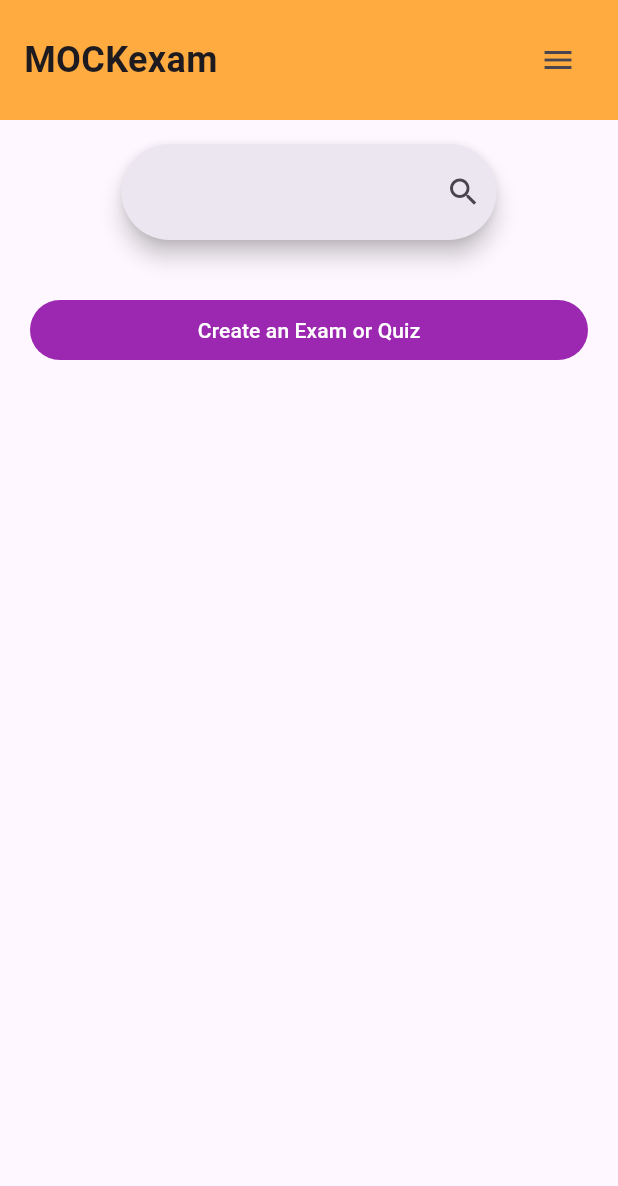
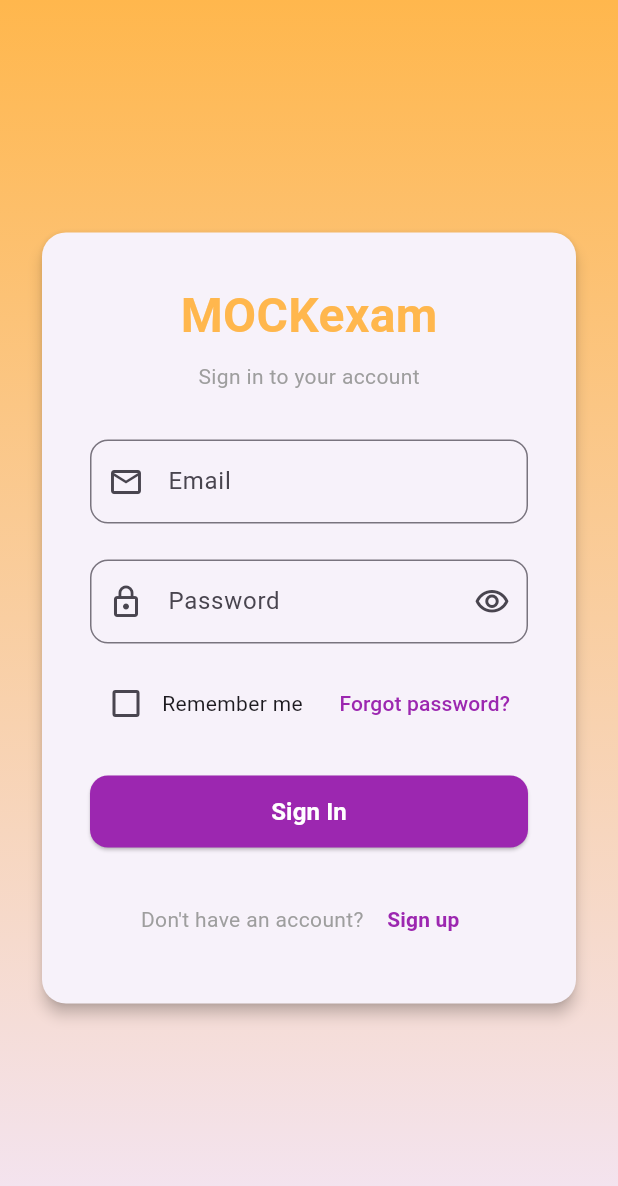
Before and after one commit to L2530L/Exam_Maker, a Flutter app: the screen it shows after launch, on a phone screen of 412 x 824 dp. Shown: the top 1186 px of the screen. Run offline on Flutter 3.47's test engine with Material 3 defaults, Android fonts, the light colour scheme and no system bars; our stand-ins replace cloud_firestore, file_picker, firebase_core, flutter_dotenv, google_generative_ai; missing offline and left inert: docx_to_text, syncfusion_flutter_pdf; accounts and stored records are empty.

Commit message:
login page and fix secondPage mobile

```diff
--- a/lib/main.dart
+++ b/lib/main.dart
@@ -1,4 +1,5 @@
 import 'package:exam_ai/firebase_options.dart';
+import 'package:exam_ai/page/loginPage.dart';
 import 'package:firebase_core/firebase_core.dart';
 import 'package:exam_ai/page/first_page/firstHome.dart';
 import 'package:flutter_dotenv/flutter_dotenv.dart';
@@ -21,7 +22,7 @@ class MainApp extends StatelessWidget {
   Widget build(BuildContext context) {
     return const MaterialApp(
       debugShowCheckedModeBanner: false,
-      home: firstHome(),
+      home: LoginPage(),
     );
   }
 }
--- a/lib/page/first_page/firstDesktop.dart
+++ b/lib/page/first_page/firstDesktop.dart
@@ -38,7 +38,7 @@ class FirstDesktop extends StatelessWidget {
 
   Row appBar() {
     return Row(
-          mainAxisAlignment: MainAxisAlignment.spaceEvenly,
+          mainAxisAlignment: MainAxisAlignment.start,
           children: [
             const Padding(
               padding: EdgeInsets.all(8.0),
@@ -50,6 +50,9 @@ class FirstDesktop extends StatelessWidget {
                     fontSize: 50),
               ),
             ),
+            const SizedBox(
+              width:300
+            ),
             const Text(
               'Resources',
               style: TextStyle(
@@ -58,7 +61,6 @@ class FirstDesktop extends StatelessWidget {
                 color: Colors.black,
               ),
             ),
-            searchBar()
           ],
         );
   }
--- a/lib/page/first_page/firstMobile.dart
+++ b/lib/page/first_page/firstMobile.dart
@@ -41,11 +41,6 @@ class _FirstMobile extends State<FirstMobile> {
           ),
         ),
 
-        Container(
-          padding: EdgeInsets.all(16),
-          child: searchBar()
-        ),
-
 
         // Main
         Expanded(
--- /dev/null
+++ b/lib/page/loginPage.dart
@@ -0,0 +1,249 @@
+import 'package:exam_ai/page/first_page/firstHome.dart';
+import 'package:flutter/material.dart';
+
+class LoginPage extends StatefulWidget {
+  const LoginPage({Key? key}) : super(key: key);
+
+  @override
+  State<LoginPage> createState() => _LoginPageState();
+}
+
+class _LoginPageState extends State<LoginPage> {
+  final _formKey = GlobalKey<FormState>();
+  bool _obscurePassword = true;
+  bool _rememberMe = false;
+  final _emailController = TextEditingController();
+  final _passwordController = TextEditingController();
+
+  @override
+  void dispose() {
+    _emailController.dispose();
+    _passwordController.dispose();
+    super.dispose();
+  }
+
+
+  void clearText() {
+    _emailController.clear();
+    _passwordController.clear();
+  }
+
+  @override
+  Widget build(BuildContext context) {
+    return Scaffold(
+      body: Container(
+        decoration: const BoxDecoration(
+          gradient: LinearGradient(
+            begin: Alignment.topCenter,
+            end: Alignment.bottomCenter,
+            colors: [Color(0xFFFFB74D), Color(0xFFF3E5F5)],
+          ),
+        ),
+        child: Center(
+          child: SingleChildScrollView(
+            child: Padding(
+              padding: const EdgeInsets.all(24.0),
+              child: ConstrainedBox(
+                constraints: const BoxConstraints(maxWidth: 400),
+                child: Card(
+                  elevation: 4,
+                  shape: RoundedRectangleBorder(
+                    borderRadius: BorderRadius.circular(16),
+                  ),
+                  child: Padding(
+                    padding: const EdgeInsets.all(32.0),
+                    child: Form(
+                      key: _formKey,
+                      child: Column(
+                        mainAxisSize: MainAxisSize.min,
+                        children: [
+                          // logo attitel
+                          const Text(
+                            'MOCKexam',
+                            style: TextStyle(
+                              fontSize: 32,
+                              fontWeight: FontWeight.bold,
+                              color: Color(0xFFFFB74D),
+                            ),
+                          ),
+                          const SizedBox(height: 8),
+                          const Text(
+                            'Sign in to your account',
+                            style: TextStyle(
+                              color: Colors.grey,
+                              fontSize: 14,
+                            ),
+                          ),
+                          const SizedBox(height: 32),
+
+                          //Email
+                          //kailangan may @
+                          TextFormField(
+                            controller: _emailController,
+                            decoration: InputDecoration(
+                              labelText: 'Email',
+                              hintText: 'Enter your email',
+                              prefixIcon: const Icon(Icons.email_outlined),
+                              border: OutlineInputBorder(
+                                borderRadius: BorderRadius.circular(12),
+                              ),
+                              focusedBorder: OutlineInputBorder(
+                                borderRadius: BorderRadius.circular(12),
+                                borderSide: const BorderSide(
+                                    color: Color(0xFF9C27B0), width: 2),
+                              ),
+                            ),
+                            validator: (value) {
+                              if (value == null || value.isEmpty) {
+                                return 'Please enter your email';
+                              }
+                              if (!value.contains('@')) {
+                                return 'Please enter a valid email';
+                              }
+                              return null;
+                            },
+                          ),
+                          const SizedBox(height: 24),
+
+                          //Password
+                          TextFormField(
+                            controller: _passwordController,
+                            obscureText: true,
+                            decoration: InputDecoration(
+                              labelText: 'Password',
+                              hintText: 'Enter your password',
+                              prefixIcon: const Icon(Icons.lock_outline),
+                              suffixIcon: IconButton(
+                                icon: Icon(
+                                  _obscurePassword
+                                      ? Icons.visibility_outlined
+                                      : Icons.visibility_off_outlined,
+                                ),
+                                onPressed: () {
+                                  setState(() {
+                                    _obscurePassword = !_obscurePassword;
+                                  });
+                                },
+                              ),
+                              border: OutlineInputBorder(
+                                borderRadius: BorderRadius.circular(12),
+                              ),
+                              focusedBorder: OutlineInputBorder(
+                                borderRadius: BorderRadius.circular(12),
+                                borderSide: const BorderSide(
+                                    color: Color(0xFF9C27B0), width: 2),
+                              ),
+                            ),
+                            validator: (value) {
+                              if (value == null || value.isEmpty) {
+                                return 'Please enter your password';
+                              }
+                              if (value.length < 6) {
+                                return 'Password must be at least 6 characters';
+                              }
+                              return null;
+                            },
+                          ),
+                          const SizedBox(height: 16),
+
+                          // Remember Me and Forgot Password
+                          Row(
+                            mainAxisAlignment: MainAxisAlignment.spaceBetween,
+                            children: [
+                              Row(
+                                children: [
+                                  Checkbox(
+                                    value: _rememberMe,
+                                    onChanged: (value) {
+                                      setState(() {
+                                        _rememberMe = value ?? false;
+                                      });
+                                    },
+                                    activeColor: const Color(0xFF9C27B0),
+                                  ),
+                                  const Text('Remember me'),
+                                ],
+                              ),
+                              TextButton(
+                                onPressed: () {},
+                                child: const Text(
+                                  'Forgot password?',
+                                  style: TextStyle(
+                                    color: Color(0xFF9C27B0),
+                                  ),
+                                ),
+                              ),
+                            ],
+                          ),
+                          const SizedBox(height: 24),
+
+                          // Login Button
+                          SizedBox(
+                            width: double.infinity,
+                            height: 48,
+                            child: ElevatedButton(
+                              onPressed: () {
+                                if (_formKey.currentState!.validate()) {
+
+                                  Navigator.push(
+                                    context,
+                                    MaterialPageRoute(
+                                      builder: (context) => const firstHome(),
+                                    ),
+                                  );
+                                  clearText();
+                                }
+                              },
+                              style: ElevatedButton.styleFrom(
+                                backgroundColor: const Color(0xFF9C27B0),
+                                shape: RoundedRectangleBorder(
+                                  borderRadius: BorderRadius.circular(12),
+                                ),
+                              ),
+                              child: const Text(
+                                'Sign In',
+                                style: TextStyle(
+                                  fontSize: 16,
+                                  fontWeight: FontWeight.bold,
+                                  color: Colors.white,
+                                ),
+                              ),
+                            ),
+                          ),
+                          const SizedBox(height: 24),
+
+                          // Sign Up
+                          Row(
+                            mainAxisAlignment: MainAxisAlignment.center,
+                            children: [
+                              const Text(
+                                "Don't have an account? ",
+                                style: TextStyle(color: Colors.grey),
+                              ),
+                              TextButton(
+                                onPressed: () {
+                                //wala pa
+                                },
+                                child: const Text(
+                                  'Sign up',
+                                  style: TextStyle(
+                                    color: Color(0xFF9C27B0),
+                                    fontWeight: FontWeight.bold,
+                                  ),
+                                ),
+                              ),
+                            ],
+                          ),
+                        ],
+                      ),
+                    ),
+                  ),
+                ),
+              ),
+            ),
+          ),
+        ),
+      ),
+    );
+  }
+}
```
